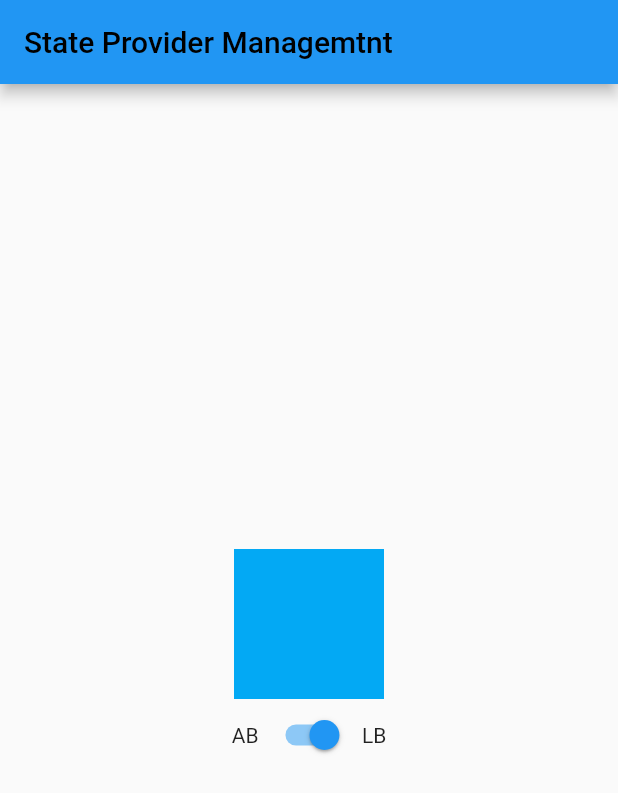
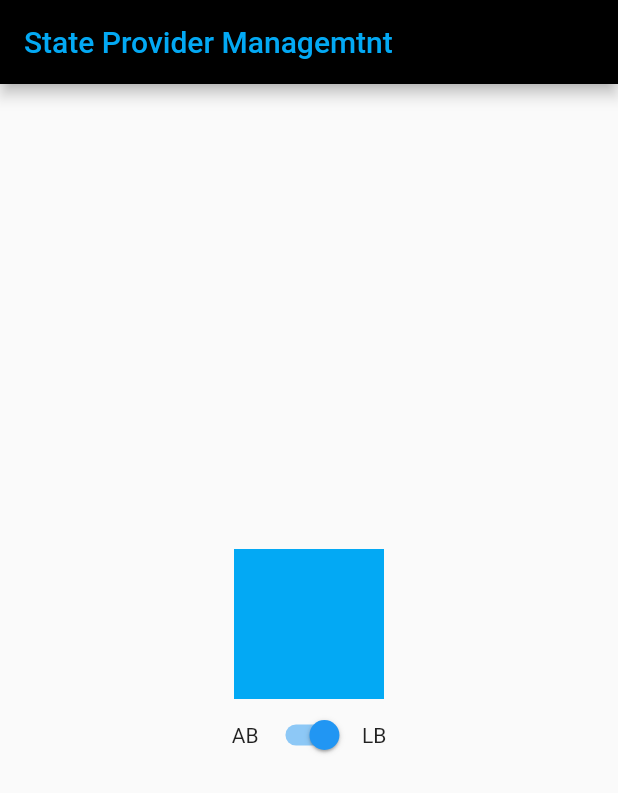
Before and after one commit to Mahaarta/Flutter-State-Manajemen, a Flutter app: the screen it shows after launch, on a phone screen of 412 x 824 dp. Shown: the top 793 px of the screen. Run offline on Flutter 3.47's test engine with Material 2 defaults, Android fonts, the phone set to English and light mode, and no system bars.

Commit message:
Changes: 1. Add file applicationColor.dart 	- for ChangeNotifier
2. Change main.dart
	- Refactor the text in the appBar, Switch, and Text to communicate with the applicationColor.dart

```diff
--- /dev/null
+++ b/lib/application_color.dart
@@ -0,0 +1,13 @@
+import 'package:flutter/material.dart';
+
+class ApplicationColor extends ChangeNotifier {
+  bool _isLightBlue = true;
+  bool get isLightBlue => _isLightBlue;
+
+  set isLightBlue(bool value) {
+    _isLightBlue = value;
+    notifyListeners();
+  }
+
+  Color get color => (_isLightBlue ? Colors.lightBlue : Colors.amber);
+}
--- a/lib/main.dart
+++ b/lib/main.dart
@@ -1,4 +1,6 @@
 import 'package:flutter/material.dart';
+import 'package:provider/provider.dart';
+import 'package:state_manajement/application_color.dart';
 
 void main() {
   runApp(const MyApp());
@@ -10,31 +12,41 @@ class MyApp extends StatelessWidget {
   @override
   Widget build(BuildContext context) {
     return MaterialApp(
-      home: Scaffold(
+      home: ChangeNotifierProvider<ApplicationColor>(
+        create: (context) => ApplicationColor(),
+        child: Scaffold(
           appBar: AppBar(
-          // ignore: prefer_const_constructors
-          title: Text(
+          backgroundColor: Colors.black,
+            title: Consumer<ApplicationColor>(
+              builder: (context, applicationColor, child) => Text(
                 "State Provider Managemtnt",
-            style: const TextStyle(color: Colors.black),
+                style: TextStyle(color: applicationColor.color),
+              ),
             ),
           ),
           body: Center(
               child: Column(
             mainAxisAlignment: MainAxisAlignment.center,
             children: <Widget>[
-            AnimatedContainer(
+              Consumer<ApplicationColor>(
+                builder: (context, applicationColor, _) => AnimatedContainer(
                     duration: const Duration(milliseconds: 500),
                     width: 100,
                     height: 100,
-                color: Colors.lightBlue),
+                    color: applicationColor.color),
+              ),
               Row(
                 mainAxisAlignment: MainAxisAlignment.center,
                 children: <Widget>[
                   Container(
                       margin: const EdgeInsets.all(5), child: const Text("AB")),
-                Switch(
-                  value: true,
-                  onChanged: (newValue) {},
+                  Consumer<ApplicationColor>(
+                    builder: (context, applicationColor, c_) => Switch(
+                      value: applicationColor.isLightBlue,
+                      onChanged: (newValue) {
+                        applicationColor.isLightBlue = newValue;
+                      },
+                    ),
                   ),
                   Container(
                       margin: const EdgeInsets.all(5), child: const Text("LB"))
@@ -43,6 +55,7 @@ class MyApp extends StatelessWidget {
             ],
           )),
         ),
+      ),
     );
   }
 }
```
Also changed, not shown: pubspec.yaml (+4 -12 lines), pubspec.lock. Lines whose indentation alone changed are shown as unchanged.
